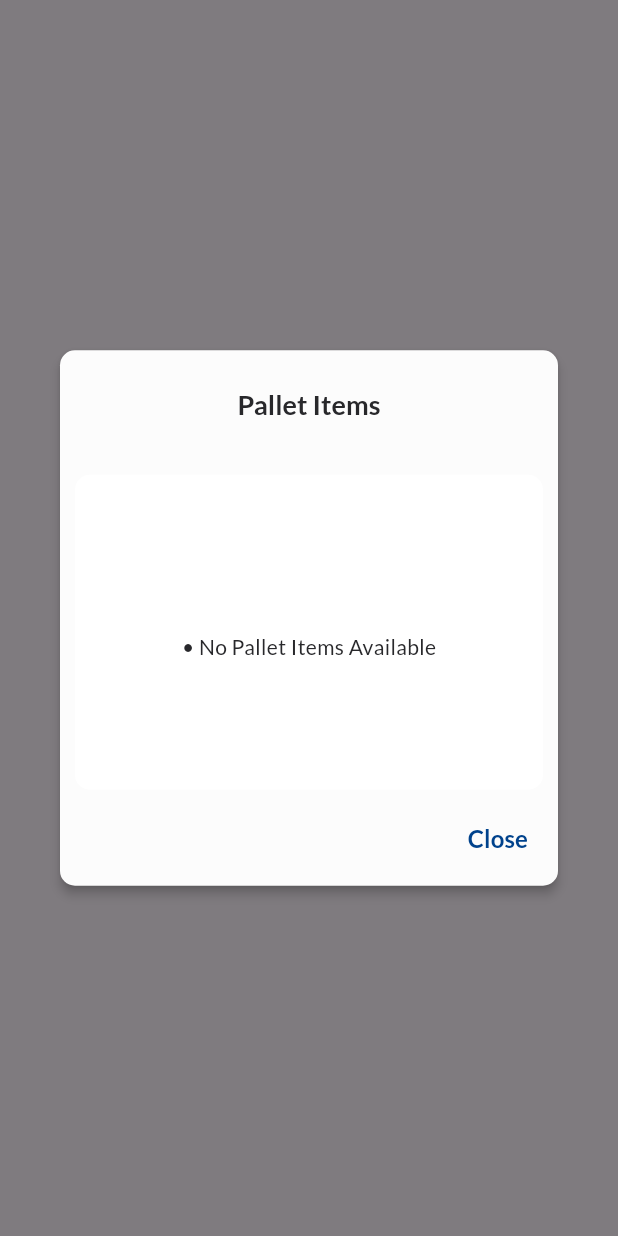
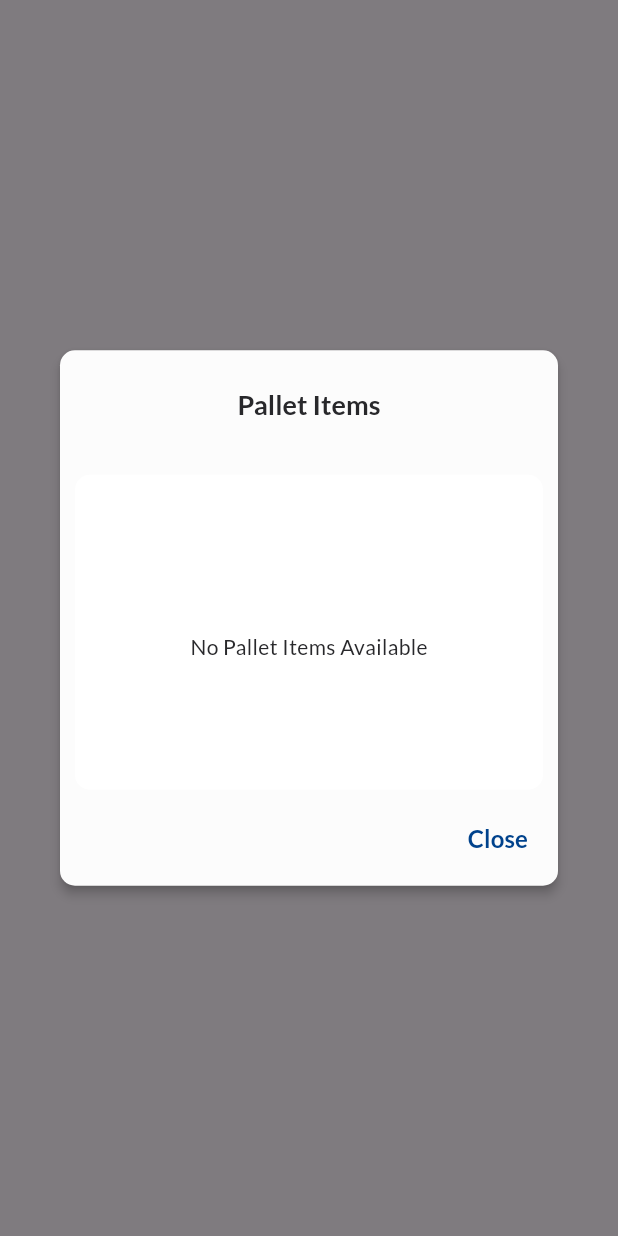
Before and after one commit to AfiqNSE/store_management_flutter_app, a Flutter app: what showQuickItemInfo() shows on an empty page, opened directly with empty values, on a phone screen of 412 x 824 dp. Run offline on Flutter 3.47's test engine with Material 3 defaults, Android fonts, the phone set to English and light mode, and no system bars; our stand-ins replace dropdown_button2, firebase_core, firebase_messaging, fluentui_system_icons, flutter_local_notifications, flutter_secure_storage and 6 more; missing offline and left inert: flutter_barcode_scanner, syncfusion_flutter_signaturepad; accounts and stored records are empty; network calls fail; project files that could hold a hidden picture were left out.

Commit message:
Update pallet components

```diff
--- a/lib/components/pallet_components.dart
+++ b/lib/components/pallet_components.dart
@@ -50,11 +50,6 @@ Widget customTextErr(String text) => Padding(
       ),
     );
 
-String formatedCustName(String custName) {
-  String formatText = "\u2022 ${custName.replaceRange(20, null, "...")}";
-  return formatText;
-}
-
 String formatDateString(String date) {
   try {
     DateTime parsedDate = DateTime.parse(date);
@@ -92,7 +87,7 @@ InputDecoration customTextFormFieldDeco(
 
 Future showQuickItemInfo(
   BuildContext context,
-  List<ItemTest>? activityDetailItem,
+  List<PalletActivityDetail> itemList,
 ) {
   return showGeneralDialog(
     context: context,
@@ -137,34 +132,36 @@ Future showQuickItemInfo(
                   ),
                   child: Padding(
                     padding: const EdgeInsets.fromLTRB(15, 20, 15, 0),
-                    child: activityDetailItem!.isEmpty
+                    child: itemList.isEmpty
                         ? const Center(
-                            child: Text("\u2022 No Pallet Items Available"),
+                            child: Text("No Pallet Items Available"),
                           )
                         : ListView.builder(
                             padding: const EdgeInsets.only(bottom: 10),
-                            shrinkWrap: true,
-                            itemCount: activityDetailItem.length,
+                            itemCount: itemList.length,
                             itemBuilder: ((context, index) => Column(
                                   children: [
                                     Row(
-                                      mainAxisAlignment:
-                                          MainAxisAlignment.spaceBetween,
                                       children: [
-                                        Text(
-                                          formatedCustName(
-                                              activityDetailItem[index]
-                                                  .customerName),
+                                        Expanded(
+                                          flex: 3,
+                                          child: Text(
+                                            "\u2022 ${itemList[index].customerName}",
                                             style: const TextStyle(
                                               fontSize: 14,
                                               fontWeight: FontWeight.w500,
                                             ),
+                                            overflow: TextOverflow.ellipsis,
                                           ),
-                                        Text(
-                                          "[Qty:${activityDetailItem[index].qty}]",
+                                        ),
+                                        Expanded(
+                                          flex: 1,
+                                          child: Text(
+                                            "[Qty:${itemList[index].qty}]",
                                             style: const TextStyle(
                                               fontSize: 14,
                                               fontWeight: FontWeight.w500,
+                                            ),
                                           ),
                                         ),
                                       ],
@@ -404,26 +401,3 @@ Widget createPalletDetails(String detail, String? value, {int flex = 2}) {
     ),
   ]);
 }
-
-// No need for current version
-// Widget imgSliderContent() {
-//   return Container(
-//     child: CarouselSlider(
-//         items: [1, 2, 3].map((e) {
-//           return Container(
-//             width: MediaQuery.of(context).size.width,
-//             decoration: const BoxDecoration(
-//               color: Color.fromRGBO(102, 153, 204, 1),
-//             ),
-//             child: Center(
-//               child: Text('Image $e'),
-//             ),
-//           );
-//         }).toList(),
-//         options: CarouselOptions(
-//           autoPlay: true,
-//           autoPlayInterval: const Duration(seconds: 4),
-//           height: 200,
-//         )),
-//   );
-// }
```
Lines whose indentation alone changed are shown as unchanged.
